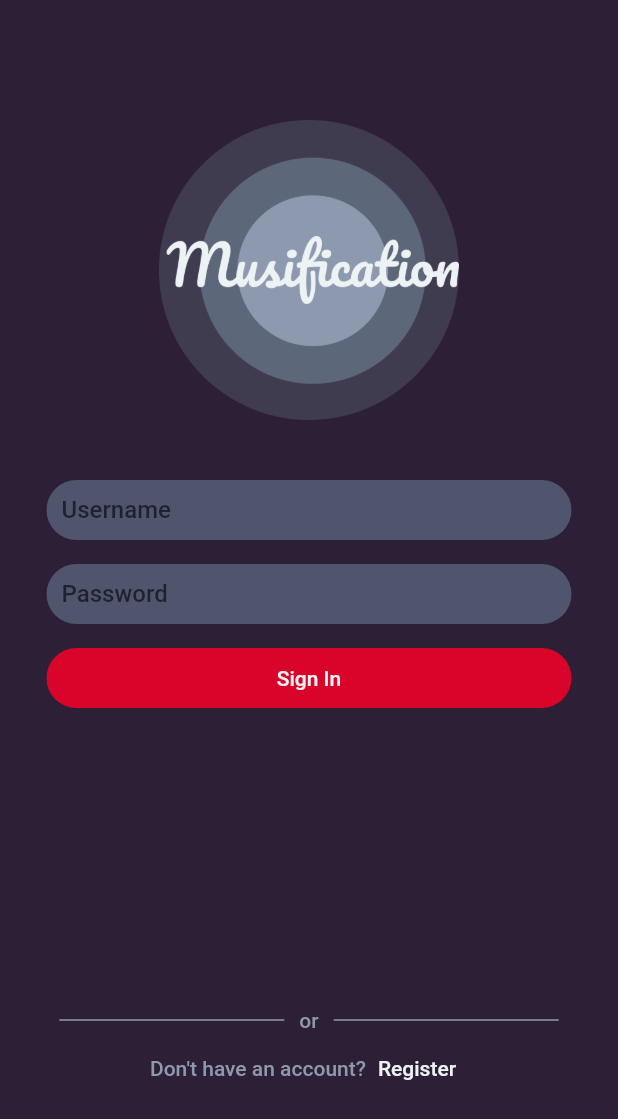
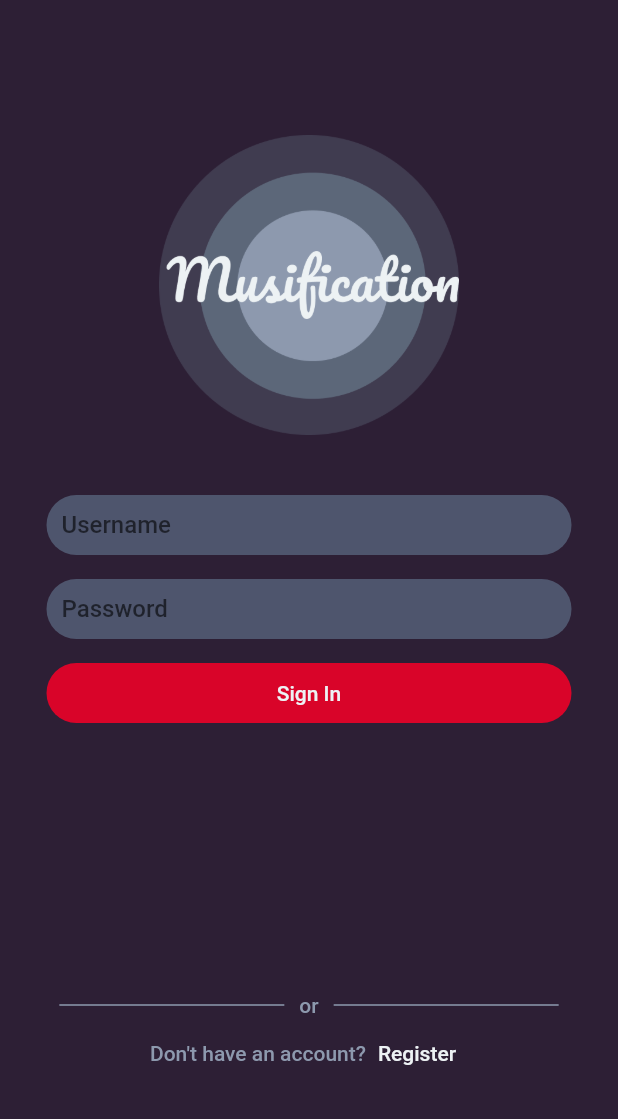
Before and after one commit to 50ShadesOfCode/musification, a Flutter app: the screen it shows after launch, on a phone screen of 412 x 824 dp. Shown: the top 1119 px of the screen. Run offline on Flutter 3.47's test engine with Material 2 defaults, Android fonts, the light colour scheme and no system bars; our stand-ins replace bloc, connectivity_plus, convert, dio, equatable, flutter_bloc and 4 more; missing offline and left inert: mockito; project files that could hold a hidden picture were left out.

Commit message:
Minor changes

```diff
--- a/features/authorization/lib/authorization_form.dart
+++ b/features/authorization/lib/authorization_form.dart
@@ -1,7 +1,6 @@
 import 'package:authorization/bloc/auth_bloc.dart';
 import 'package:core_ui/core_ui.dart';
 import 'package:flutter/material.dart';
-import 'package:flutter_test/flutter_test.dart';
 import 'package:shared_dependencies/bloc.dart';
 import 'package:webview_flutter/webview_flutter.dart';
 
@@ -125,11 +124,11 @@ class _AuthFormState extends State<AuthForm> {
                       ),
                     ),
                     const SizedBox(
-                      height: 200,
+                      height: 180,
                     ),
                     Row(
                       mainAxisAlignment: MainAxisAlignment.center,
-                      children: const [
+                      children: const <Widget>[
                         SizedBox(
                           width: 150,
                           child: Divider(
@@ -160,7 +159,7 @@ class _AuthFormState extends State<AuthForm> {
                     ),
                     Row(
                       mainAxisAlignment: MainAxisAlignment.center,
-                      children: [
+                      children: <Widget>[
                         const Text(
                           'Don\'t have an account?',
                           style: TextStyle(
--- a/lib/feature/onboarding/ui/onboarding_pages.dart
+++ b/lib/feature/onboarding/ui/onboarding_pages.dart
@@ -62,6 +62,7 @@ const List<String> icons = <String>[
   'assets/images/png/like.png',
   'assets/images/png/earphone.png',
 ];
+
 List<String> texts = <String>[
   AppLocalizations.ofGlobalContext('onboarding_text_1'),
   AppLocalizations.ofGlobalContext('onboarding_text_2'),
```
